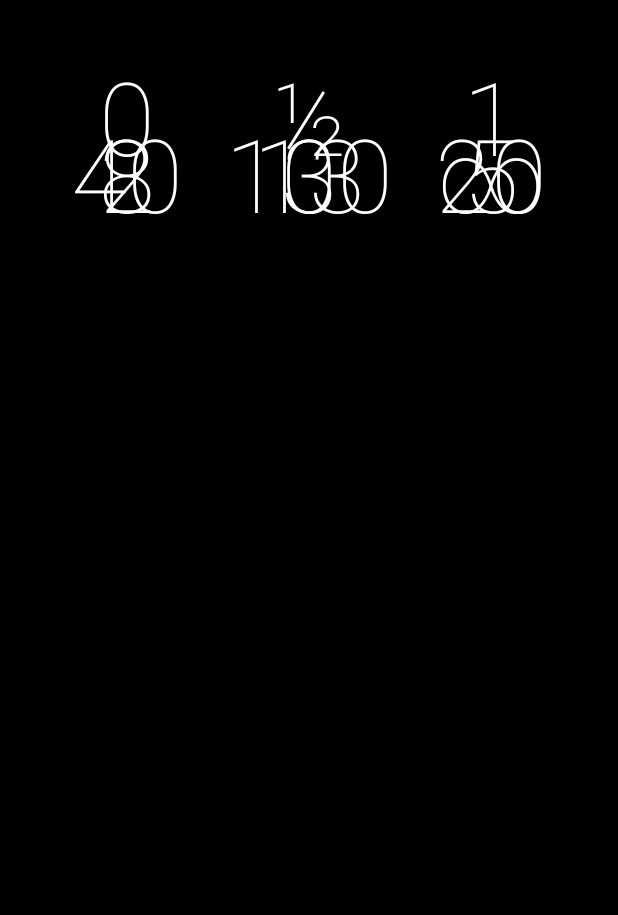
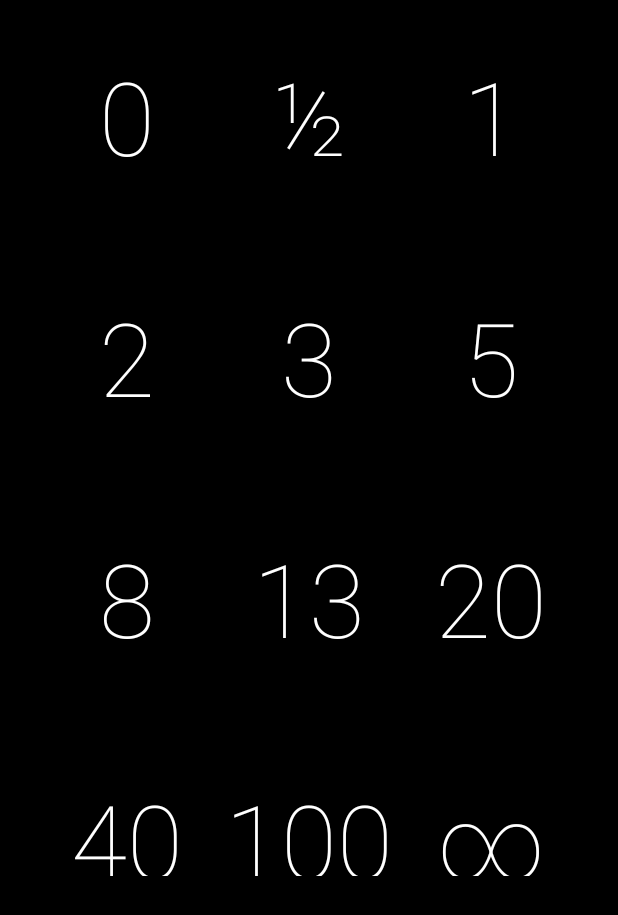
Before and after one commit to rbholanath/AMOLED-Scrum-Poker, an Android app: the screen it shows after launch (MainActivity), on a phone screen of 412 x 824 dp. Shown: the top 915 px of the screen. Run offline under Robolectric (Android 15) with nearby library versions, the phone set to English and light mode, and no system bars.

Commit message:
Finish fragment

```diff
--- a/app/src/main/java/nl/bholanath/amoledscrumpoker/SelectorFragment.kt
+++ b/app/src/main/java/nl/bholanath/amoledscrumpoker/SelectorFragment.kt
@@ -9,7 +9,7 @@ import android.view.ViewGroup
 import android.widget.Button
 import kotlinx.android.synthetic.main.fragment_selector.*
 
-class SelectorFragment : Fragment()
+class SelectorFragment : Fragment(), View.OnClickListener
 {
     var mCallback: OnSelectorActivityInteractionListener? = null
 
@@ -39,6 +39,12 @@ class SelectorFragment : Fragment()
         return inflater.inflate(R.layout.fragment_selector, container, false)
     }
 
+    override fun onActivityCreated(savedInstanceState: Bundle?)
+    {
+        super.onActivityCreated(savedInstanceState)
+        setOnClickListeners()
+    }
+
     override fun onAttach(activity: Activity)
     {
         super.onAttach(activity)
@@ -58,7 +64,7 @@ class SelectorFragment : Fragment()
         super.onDetach()
     }
 
-    fun onButtonClick(view: View?)
+    override fun onClick(view: View)
     {
         if (view !is Button)
         {
@@ -101,4 +107,14 @@ class SelectorFragment : Fragment()
         val button = getView()!!.findViewById(resourceId) as Button
         button.text = string
     }
+
+    private fun setOnClickListeners()
+    {
+        val buttons = fragment_selector.touchables
+
+        for (button in buttons)
+        {
+            button.setOnClickListener(this)
+        }
+    }
 }
--- a/app/src/main/res/layout/fragment_selector.xml
+++ b/app/src/main/res/layout/fragment_selector.xml
@@ -1,4 +1,4 @@
-<FrameLayout xmlns:android="http://schemas.android.com/apk/res/android"
+<android.support.constraint.ConstraintLayout xmlns:android="http://schemas.android.com/apk/res/android"
              xmlns:app="http://schemas.android.com/apk/res-auto"
              xmlns:tools="http://schemas.android.com/tools"
              android:id="@+id/fragment_selector"
@@ -28,7 +28,6 @@
             android:layout_weight="1"
             android:background="?android:attr/selectableItemBackground"
             android:fontFamily="sans-serif-thin"
-            android:onClick="onButtonClick"
             android:text="0"
             android:textColor="@android:color/white"
             android:textSize="68sp"/>
@@ -42,7 +41,6 @@
             android:fontFamily="sans-serif-thin"
             android:textColor="@android:color/white"
             android:textSize="68sp"
-            android:onClick="onButtonClick"
             android:text="½"/>
 
         <Button
@@ -54,7 +52,6 @@
             android:fontFamily="sans-serif-thin"
             android:textColor="@android:color/white"
             android:textSize="68sp"
-            android:onClick="onButtonClick"
             android:text="1"/>
 
     </LinearLayout>
@@ -82,7 +79,6 @@
             android:fontFamily="sans-serif-thin"
             android:textColor="@android:color/white"
             android:textSize="68sp"
-            android:onClick="onButtonClick"
             android:text="2"/>
 
         <Button
@@ -94,7 +90,6 @@
             android:fontFamily="sans-serif-thin"
             android:textColor="@android:color/white"
             android:textSize="68sp"
-            android:onClick="onButtonClick"
             android:text="3"/>
 
         <Button
@@ -106,7 +101,6 @@
             android:fontFamily="sans-serif-thin"
             android:textColor="@android:color/white"
             android:textSize="68sp"
-            android:onClick="onButtonClick"
             android:text="5"/>
     </LinearLayout>
 
@@ -134,7 +128,6 @@
             android:fontFamily="sans-serif-thin"
             android:textColor="@android:color/white"
             android:textSize="68sp"
-            android:onClick="onButtonClick"
             android:text="8"/>
 
         <Button
@@ -146,7 +139,6 @@
             android:fontFamily="sans-serif-thin"
             android:textColor="@android:color/white"
             android:textSize="68sp"
-            android:onClick="onButtonClick"
             android:text="13"/>
 
         <Button
@@ -158,7 +150,6 @@
             android:fontFamily="sans-serif-thin"
             android:textColor="@android:color/white"
             android:textSize="68sp"
-            android:onClick="onButtonClick"
             android:text="20"/>
     </LinearLayout>
 
@@ -183,7 +174,6 @@
             android:layout_weight="1"
             android:background="?android:attr/selectableItemBackground"
             android:fontFamily="sans-serif-thin"
-            android:onClick="onButtonClick"
             android:text="40"
             android:textColor="@android:color/white"
             android:textSize="68sp"/>
@@ -195,7 +185,6 @@
             android:layout_weight="1"
             android:background="?android:attr/selectableItemBackground"
             android:fontFamily="sans-serif-thin"
-            android:onClick="onButtonClick"
             android:text="100"
             android:textColor="@android:color/white"
             android:textSize="68sp"/>
@@ -207,9 +196,8 @@
             android:layout_weight="1"
             android:background="?android:attr/selectableItemBackground"
             android:fontFamily="sans-serif-thin"
-            android:onClick="onButtonClick"
             android:text="∞"
             android:textColor="@android:color/white"
             android:textSize="68sp"/>
     </LinearLayout>
-</FrameLayout>
+</android.support.constraint.ConstraintLayout>
--- a/app/src/main/res/values/strings.xml
+++ b/app/src/main/res/values/strings.xml
@@ -2,5 +2,4 @@
     <string name="app_name">AMOLED Scrum Poker</string>
 
     <!-- TODO: Remove or change this placeholder text -->
-    <string name="hello_blank_fragment">Hello blank fragment</string>
 </resources>
```
